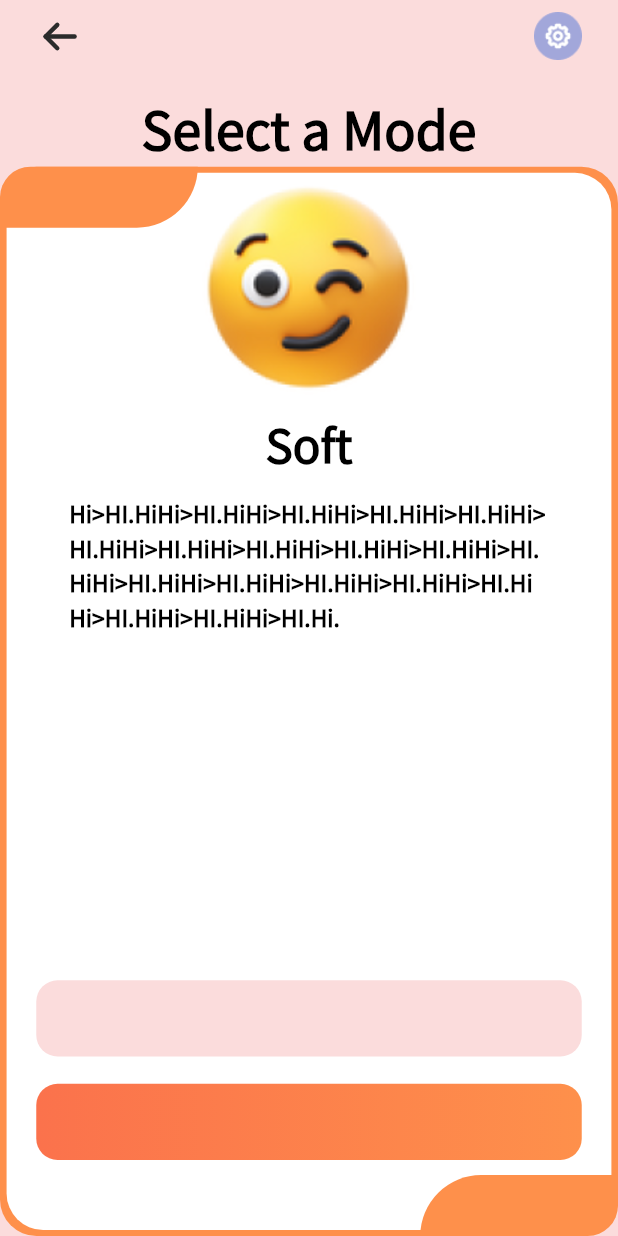
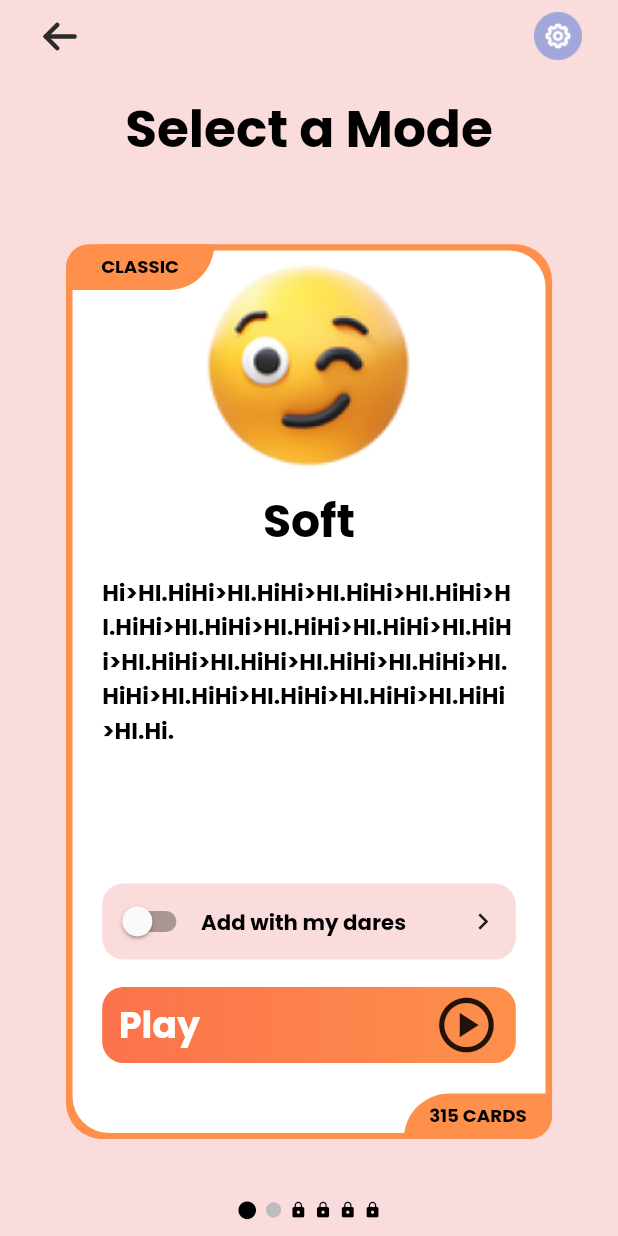
Before and after one commit to quocphi-mobile-dev/cachcach-mobile-app, a Flutter app: the PlayScreen screen opened by its route, after a tap on "Truth or Dare", on a phone screen of 412 x 824 dp. Run offline on Flutter 3.47's test engine with Material 2 defaults, Android fonts, the phone set to English and light mode, and no system bars; drawn by our look-alikes of auto_size_text; our stand-ins replace dio, firebase_core, firebase_crashlytics, firebase_messaging, flutter_local_notifications, flutter_native_splash and 6 more; accounts and stored records are empty.

Commit message:
Update select mode card

```diff
--- a/lib/app/modules/play/select_mode/card/classic_card.dart
+++ /dev/null
@@ -1,11 +0,0 @@
-import 'package:cachcach/app/modules/play/select_mode/card/common_card.dart';
-import 'package:flutter/material.dart';
-
-class ClassicCard extends StatelessWidget {
-  const ClassicCard({super.key});
-
-  @override
-  Widget build(BuildContext context) {
-    return CommonCard();
-  }
-}
--- a/lib/app/modules/play/select_mode/card/common_card.dart
+++ /dev/null
@@ -1,153 +0,0 @@
-import 'package:cachcach/app/widgets/widget_common.dart';
-import 'package:cachcach/core/theme/colors.dart';
-import 'package:cachcach/core/theme/images.dart';
-import 'package:cachcach/core/theme/text_styles.dart';
-import 'package:flutter/material.dart';
-import 'package:flutter_screenutil/flutter_screenutil.dart';
-
-class CommonCard extends StatelessWidget {
-  const CommonCard({super.key});
-
-  @override
-  Widget build(BuildContext context) {
-    return Container(
-      child: Stack(
-        children: [
-          _background(),
-          _buildContent(),
-          _buildTitle(),
-          _buildTotalCard(),
-        ],
-      ),
-    );
-  }
-
-  Widget _buildContent() {
-    return Padding(
-      padding: EdgeInsets.symmetric(horizontal: 22.w).copyWith(bottom: 50.h),
-      child: Column(
-        crossAxisAlignment: CrossAxisAlignment.center,
-        children: [
-          Expanded(
-            child: ListView(
-              shrinkWrap: true,
-              padding: EdgeInsets.only(bottom: 20.h),
-              children: [
-                Image.asset(
-                  AppImages.imgClassic,
-                  width: 160.w,
-                  height: 160.h,
-                ),
-                Container(
-                  alignment: Alignment.center,
-                  child: Text(
-                    "Soft",
-                    style: AppTextStyle.textStyleCommon.copyWith(
-                      fontSize: 30.sp,
-                      fontWeight: FontWeight.w600,
-                      color: AppColors.black,
-                    ),
-                  ),
-                ),
-                space(h: 12.h),
-                Container(
-                  alignment: Alignment.center,
-                  padding: EdgeInsets.symmetric(horizontal: 20.w),
-                  child: Text(
-                    "Hi>HI.HiHi>HI.HiHi>HI.HiHi>HI.HiHi>HI.HiHi>HI.HiHi>HI.HiHi>HI.HiHi>HI.HiHi>HI.HiHi>HI.HiHi>HI.HiHi>HI.HiHi>HI.HiHi>HI.HiHi>HI.HiHi>HI.HiHi>HI.HiHi>HI.Hi.",
-                    style: AppTextStyle.textStyleCommon.copyWith(
-                      fontSize: 15.sp,
-                      fontWeight: FontWeight.w600,
-                      color: AppColors.black,
-                    ),
-                  ),
-                ),
-              ],
-            ),
-          ),
-          _buildButtonAddWithMyDare(),
-          space(h: 18.h),
-          _buildButtonPlay(),
-        ],
-      ),
-    );
-  }
-
-  Widget _buildButtonAddWithMyDare() {
-    return Container(
-      width: double.infinity,
-      height: 50.h,
-      decoration: BoxDecoration(
-        borderRadius: BorderRadius.circular(14.r),
-        color: AppColors.bgColor,
-      ),
-    );
-  }
-
-  Widget _buildButtonPlay() {
-    return Container(
-      width: double.infinity,
-      height: 50.h,
-      decoration: BoxDecoration(
-        borderRadius: BorderRadius.circular(14.r),
-        gradient: const LinearGradient(
-          begin: Alignment.centerRight,
-          end: Alignment.centerLeft,
-          colors: [
-            AppColors.sunshade,
-            AppColors.coral,
-          ],
-        ),
-      ),
-    );
-  }
-
-  Widget _buildTitle() {
-    return Container(
-      width: 120.w,
-      height: 40.h,
-      decoration: BoxDecoration(
-        color: AppColors.sunshade,
-        borderRadius: BorderRadius.only(
-          topLeft: Radius.circular(24.r),
-          bottomRight: Radius.circular(48.r),
-        ),
-      ),
-    );
-  }
-
-  Widget _buildTotalCard() {
-    return Align(
-      alignment: Alignment.bottomRight,
-      child: Container(
-        width: 120.w,
-        height: 40.h,
-        decoration: BoxDecoration(
-          color: AppColors.sunshade,
-          borderRadius: BorderRadius.only(
-            topLeft: Radius.circular(48.r),
-            bottomRight: Radius.circular(24.r),
-          ),
-        ),
-      ),
-    );
-  }
-
-  Widget _background() {
-    return Container(
-      width: double.infinity,
-      height: double.infinity,
-      padding: EdgeInsets.symmetric(horizontal: 4.w, vertical: 4.h),
-      decoration: BoxDecoration(
-        color: AppColors.sunshade,
-        borderRadius: BorderRadius.circular(24.r),
-      ),
-      child: Container(
-        decoration: BoxDecoration(
-          color: AppColors.white,
-          borderRadius: BorderRadius.circular(24.r),
-        ),
-      ),
-    );
-  }
-}
--- /dev/null
+++ b/lib/app/modules/play/select_mode/card/select_mode_card.dart
@@ -0,0 +1,285 @@
+import 'package:auto_size_text/auto_size_text.dart';
+import 'package:cachcach/app/widgets/widget_common.dart';
+import 'package:cachcach/core/theme/colors.dart';
+import 'package:cachcach/core/theme/images.dart';
+import 'package:cachcach/core/theme/text_styles.dart';
+import 'package:flutter/material.dart';
+import 'package:flutter_screenutil/flutter_screenutil.dart';
+import 'package:get/get.dart';
+
+class SelectModeCard extends StatefulWidget {
+  const SelectModeCard({
+    super.key,
+    required this.title,
+    required this.totalCards,
+    required this.image,
+    required this.label,
+    this.showIconMovie = true,
+    required this.guideText,
+    this.onPlay,
+  });
+
+  final String title;
+  final int totalCards;
+  final String image;
+  final String label;
+  final bool showIconMovie;
+  final String guideText;
+  final VoidCallback? onPlay;
+
+  @override
+  State<SelectModeCard> createState() => _SelectModeCardState();
+}
+
+class _SelectModeCardState extends State<SelectModeCard> {
+  RxBool isEnable = false.obs;
+
+  @override
+  Widget build(BuildContext context) {
+    return SizedBox(
+      width: 300.w,
+      height: 512.h,
+      child: Stack(
+        children: [
+          _background(),
+          _buildContent(),
+          _buildMovie(),
+          _buildTitle(),
+          _buildTotalCard(),
+        ],
+      ),
+    );
+  }
+
+  Widget _buildMovie() {
+    if (widget.showIconMovie) {
+      return Container(
+        alignment: Alignment.topRight,
+        margin: EdgeInsets.symmetric(horizontal: 15.w, vertical: 15.h),
+        child: Image.asset(
+          AppImages.imgMoviePlay,
+          width: 50.w,
+          height: 50.h,
+        ),
+      );
+    }
+
+    return const SizedBox();
+  }
+
+  Widget _buildContent() {
+    return Padding(
+      padding: EdgeInsets.symmetric(horizontal: 22.w).copyWith(bottom: 50.h),
+      child: Column(
+        crossAxisAlignment: CrossAxisAlignment.center,
+        children: [
+          Expanded(
+            child: ListView(
+              shrinkWrap: true,
+              padding: EdgeInsets.only(bottom: 20.h),
+              children: [
+                Image.asset(
+                  widget.image,
+                  width: 160.w,
+                  height: 160.h,
+                ),
+                Container(
+                  alignment: Alignment.center,
+                  child: Text(
+                    widget.label,
+                    style: AppTextStyle.textStyleCommon.copyWith(
+                      fontSize: 30.sp,
+                      fontWeight: FontWeight.w600,
+                      color: AppColors.black,
+                    ),
+                  ),
+                ),
+                space(h: 12.h),
+                Container(
+                  alignment: Alignment.center,
+                  child: Text(
+                    widget.guideText,
+                    textAlign: TextAlign.justify,
+                    style: AppTextStyle.textStyleCommon.copyWith(
+                      fontSize: 15.sp,
+                      fontWeight: FontWeight.w600,
+                      color: AppColors.black,
+                    ),
+                  ),
+                ),
+              ],
+            ),
+          ),
+          _buildButtonAddWithMyDare(),
+          space(h: 18.h),
+          _buildButtonPlay(),
+        ],
+      ),
+    );
+  }
+
+  Widget _buildButtonAddWithMyDare() {
+    return Container(
+      width: double.infinity,
+      height: 50.h,
+      decoration: BoxDecoration(
+        borderRadius: BorderRadius.circular(14.r),
+        color: AppColors.bgColor,
+      ),
+      padding: EdgeInsets.symmetric(horizontal: 10.w, vertical: 12.h),
+      child: Row(
+        crossAxisAlignment: CrossAxisAlignment.center,
+        children: [
+          Obx(
+            () => SizedBox(
+              width: 40.w,
+              height: 20.h,
+              child: Switch(
+                value: isEnable.value,
+                onChanged: (bool value) {
+                  isEnable.value = value;
+                },
+              ),
+            ),
+          ),
+          space(w: 10.w),
+          Expanded(
+            child: Text(
+              "Add with my dares",
+              style: AppTextStyle.textStyleCommon.copyWith(
+                fontSize: 14.sp,
+                fontWeight: FontWeight.w600,
+                color: AppColors.black,
+              ),
+            ),
+          ),
+          space(w: 10.w),
+          Icon(
+            Icons.chevron_right,
+            size: 20.w,
+          ),
+        ],
+      ),
+    );
+  }
+
+  Widget _buildButtonPlay() {
+    return Container(
+      width: double.infinity,
+      height: 50.h,
+      decoration: BoxDecoration(
+        borderRadius: BorderRadius.circular(14.r),
+        gradient: const LinearGradient(
+          begin: Alignment.centerRight,
+          end: Alignment.centerLeft,
+          colors: [
+            AppColors.sunshade,
+            AppColors.coral,
+          ],
+        ),
+      ),
+      child: Material(
+        color: AppColors.transparent,
+        borderRadius: BorderRadius.circular(14.r),
+        child: InkWell(
+          borderRadius: BorderRadius.circular(14.r),
+          onTap: widget.onPlay,
+          child: Padding(
+            padding: EdgeInsets.symmetric(horizontal: 10.w),
+            child: Row(
+              mainAxisAlignment: MainAxisAlignment.spaceBetween,
+              crossAxisAlignment: CrossAxisAlignment.center,
+              children: [
+                Text(
+                  "Play",
+                  style: AppTextStyle.textStyleCommon.copyWith(
+                    fontSize: 24.sp,
+                    fontWeight: FontWeight.w600,
+                    color: AppColors.white,
+                  ),
+                ),
+                Icon(
+                  Icons.play_circle_outlined,
+                  size: 40.w,
+                ),
+              ],
+            ),
+          ),
+        ),
+      ),
+    );
+  }
+
+  Widget _buildTitle() {
+    return Container(
+      width: 90.w,
+      height: 30.h,
+      decoration: BoxDecoration(
+        color: AppColors.sunshade,
+        borderRadius: BorderRadius.only(
+          topLeft: Radius.circular(24.r),
+          bottomRight: Radius.circular(48.r),
+        ),
+      ),
+      padding: EdgeInsets.symmetric(horizontal: 8.w, vertical: 4.h),
+      alignment: Alignment.center,
+      child: AutoSizeText(
+        widget.title ?? "",
+        style: AppTextStyle.textStyleCommon.copyWith(
+          fontSize: 12.sp,
+          fontWeight: FontWeight.w600,
+          color: AppColors.black,
+        ),
+        minFontSize: 8.sp,
+        maxFontSize: 12.sp,
+      ),
+    );
+  }
+
+  Widget _buildTotalCard() {
+    return Align(
+      alignment: Alignment.bottomRight,
+      child: Container(
+        width: 90.w,
+        height: 30.h,
+        padding: EdgeInsets.symmetric(horizontal: 8.w, vertical: 4.h),
+        alignment: Alignment.center,
+        decoration: BoxDecoration(
+          color: AppColors.sunshade,
+          borderRadius: BorderRadius.only(
+            topLeft: Radius.circular(48.r),
+            bottomRight: Radius.circular(24.r),
+          ),
+        ),
+        child: AutoSizeText(
+          "${widget.totalCards ?? ""} CARDS",
+          style: AppTextStyle.textStyleCommon.copyWith(
+            fontSize: 12.sp,
+            fontWeight: FontWeight.w600,
+            color: AppColors.black,
+          ),
+          minFontSize: 8.sp,
+          maxFontSize: 12.sp,
+        ),
+      ),
+    );
+  }
+
+  Widget _background() {
+    return Container(
+      width: double.infinity,
+      height: double.infinity,
+      padding: EdgeInsets.symmetric(horizontal: 4.w, vertical: 4.h),
+      decoration: BoxDecoration(
+        color: AppColors.sunshade,
+        borderRadius: BorderRadius.circular(24.r),
+      ),
+      child: Container(
+        decoration: BoxDecoration(
+          color: AppColors.white,
+          borderRadius: BorderRadius.circular(24.r),
+        ),
+      ),
+    );
+  }
+}
--- /dev/null
+++ b/lib/app/modules/play/select_mode/controller/select_mode_controller.dart
@@ -0,0 +1,31 @@
+import 'package:cachcach/app/modules/play/select_mode/card/select_mode_card.dart';
+import 'package:cachcach/app/modules/play/select_mode/model/mode.dart';
+import 'package:cachcach/app/modules/play/select_mode/model/select_mode_model.dart';
+import 'package:get/get.dart';
+
+class SelectModeController extends GetxController {
+  RxInt pageSelected = 0.obs;
+  RxList<SelectModeModel> listCard = RxList([]);
+
+  @override
+  void onReady() {
+    super.onReady();
+    listCard.assignAll(List.generate(Mode.values.length, (index) {
+      final mode = Mode.values[index];
+      return SelectModeModel(
+        isLock: mode.isLock(),
+        card: SelectModeCard(
+          title: mode.getTitle(),
+          totalCards: mode.getTotalCard(),
+          image: mode.getImage(),
+          label: mode.getLabel(),
+          guideText: mode.getGuideText(),
+          showIconMovie: mode.isLock(),
+          onPlay: () {
+
+          },
+        ),
+      );
+    }));
+  }
+}
--- /dev/null
+++ b/lib/app/modules/play/select_mode/model/mode.dart
@@ -0,0 +1,107 @@
+import 'package:cachcach/core/theme/images.dart';
+
+enum Mode { classic, spicy, crazy, nightmare, xxx, bozzy }
+
+extension ModeExtension on Mode {
+  String getImage() {
+    switch (this) {
+      case Mode.classic:
+        return AppImages.imgClassic;
+      case Mode.spicy:
+        return AppImages.imgClassic;
+      case Mode.crazy:
+        return AppImages.imgClassic;
+      case Mode.nightmare:
+        return AppImages.imgClassic;
+      case Mode.xxx:
+        return AppImages.imgClassic;
+      case Mode.bozzy:
+        return AppImages.imgClassic;
+    }
+  }
+
+  bool isLock() {
+    switch (this) {
+      case Mode.classic:
+        return false;
+      case Mode.spicy:
+        return false;
+      case Mode.crazy:
+        return true;
+      case Mode.nightmare:
+        return true;
+      case Mode.xxx:
+        return true;
+      case Mode.bozzy:
+        return true;
+    }
+  }
+
+  String getTitle() {
+    switch (this) {
+      case Mode.classic:
+        return "CLASSIC";
+      case Mode.spicy:
+        return "SPICY";
+      case Mode.crazy:
+        return "CRAZY";
+      case Mode.nightmare:
+        return "NIGHTMARE";
+      case Mode.xxx:
+        return "XXX";
+      case Mode.bozzy:
+        return "BOZZY";
+    }
+  }
+
+  String getLabel() {
+    switch (this) {
+      case Mode.classic:
+        return "Soft";
+      case Mode.spicy:
+        return "Hot";
+      case Mode.crazy:
+        return "Hard";
+      case Mode.nightmare:
+        return "Extreme";
+      case Mode.xxx:
+        return "Sexy";
+      case Mode.bozzy:
+        return "White collar";
+    }
+  }
+
+  String getGuideText() {
+    switch (this) {
+      case Mode.classic:
+        return "Hi>HI.HiHi>HI.HiHi>HI.HiHi>HI.HiHi>HI.HiHi>HI.HiHi>HI.HiHi>HI.HiHi>HI.HiHi>HI.HiHi>HI.HiHi>HI.HiHi>HI.HiHi>HI.HiHi>HI.HiHi>HI.HiHi>HI.HiHi>HI.HiHi>HI.Hi.";
+      case Mode.spicy:
+        return "Hi>HI.HiHi>HI.HiHi>HI.HiHi>HI.HiHi>HI.HiHi>HI.HiHi>HI.HiHi>HI.HiHi>HI.HiHi>HI.HiHi>HI.HiHi>HI.HiHi>HI.HiHi>HI.HiHi>HI.HiHi>HI.HiHi>HI.HiHi>HI.HiHi>HI.Hi.";
+      case Mode.crazy:
+        return "Hi>HI.HiHi>HI.HiHi>HI.HiHi>HI.HiHi>HI.HiHi>HI.HiHi>HI.HiHi>HI.HiHi>HI.HiHi>HI.HiHi>HI.HiHi>HI.HiHi>HI.HiHi>HI.HiHi>HI.HiHi>HI.HiHi>HI.HiHi>HI.HiHi>HI.Hi.";
+      case Mode.nightmare:
+        return "Hi>HI.HiHi>HI.HiHi>HI.HiHi>HI.HiHi>HI.HiHi>HI.HiHi>HI.HiHi>HI.HiHi>HI.HiHi>HI.HiHi>HI.HiHi>HI.HiHi>HI.HiHi>HI.HiHi>HI.HiHi>HI.HiHi>HI.HiHi>HI.HiHi>HI.Hi.";
+      case Mode.xxx:
+        return "Hi>HI.HiHi>HI.HiHi>HI.HiHi>HI.HiHi>HI.HiHi>HI.HiHi>HI.HiHi>HI.HiHi>HI.HiHi>HI.HiHi>HI.HiHi>HI.HiHi>HI.HiHi>HI.HiHi>HI.HiHi>HI.HiHi>HI.HiHi>HI.HiHi>HI.Hi.";
+      case Mode.bozzy:
+        return "Hi>HI.HiHi>HI.HiHi>HI.HiHi>HI.HiHi>HI.HiHi>HI.HiHi>HI.HiHi>HI.HiHi>HI.HiHi>HI.HiHi>HI.HiHi>HI.HiHi>HI.HiHi>HI.HiHi>HI.HiHi>HI.HiHi>HI.HiHi>HI.HiHi>HI.Hi.";
+    }
+  }
+
+  int getTotalCard() {
+    switch (this) {
+      case Mode.classic:
+        return 315;
+      case Mode.spicy:
+        return 276;
+      case Mode.crazy:
+        return 315;
+      case Mode.nightmare:
+        return 315;
+      case Mode.xxx:
+        return 315;
+      case Mode.bozzy:
+        return 315;
+    }
+  }
+}
--- /dev/null
+++ b/lib/app/modules/play/select_mode/model/select_mode_model.dart
@@ -0,0 +1,11 @@
+import 'package:flutter/material.dart';
+
+class SelectModeModel {
+  bool isLock;
+  Widget card;
+
+  SelectModeModel({
+    this.isLock = true,
+    required this.card,
+  });
+}
--- a/lib/app/modules/play/select_mode/select_mode_screen.dart
+++ b/lib/app/modules/play/select_mode/select_mode_screen.dart
@@ -1,3 +1,5 @@
+import 'package:cachcach/app/modules/play/select_mode/controller/select_mode_controller.dart';
+import 'package:cachcach/app/modules/play/select_mode/model/select_mode_model.dart';
 import 'package:cachcach/app/widgets/widget_common.dart';
 import 'package:cachcach/core/theme/colors.dart';
 import 'package:cachcach/core/theme/icons.dart';
@@ -6,11 +8,17 @@ import 'package:cachcach/core/theme/text_styles.dart';
 import 'package:flutter/material.dart';
 import 'package:flutter_screenutil/flutter_screenutil.dart';
 import 'package:flutter_svg/flutter_svg.dart';
+import 'package:get/get.dart';
 
-import 'card/classic_card.dart';
+class SelectModeScreen extends StatefulWidget {
+  const SelectModeScreen({super.key});
 
-class SelectModeScreen extends StatelessWidget {
-  const SelectModeScreen({super.key});
+  @override
+  State<SelectModeScreen> createState() => _SelectModeScreenState();
+}
+
+class _SelectModeScreenState extends State<SelectModeScreen> {
+  final controller = Get.put(SelectModeController());
 
   @override
   Widget build(BuildContext context) {
@@ -29,8 +37,70 @@ class SelectModeScreen extends StatelessWidget {
                 color: AppColors.black,
               ),
             ),
-            Expanded(child: ClassicCard())
+            space(h: 50.h),
+            Expanded(
+              child: _buildPageCard(),
+            ),
+            space(h: 30),
+            _buildIndicator(),
           ],
+        ),
+      ),
+    );
+  }
+
+  Widget _buildPageCard() {
+    return Obx(() => PageView.builder(
+          itemBuilder: (context, index) {
+            SelectModeModel model = controller.listCard[index];
+            return Container(
+              margin: EdgeInsets.symmetric(horizontal: 40.w),
+              child: model.card,
+            );
+          },
+          onPageChanged: (index) {
+            controller.pageSelected.value = index;
+          },
+          itemCount: controller.listCard.length,
+        ));
+  }
+
+  Widget _buildIndicator() {
+    return Obx(
+      () => Container(
+        width: double.infinity,
+        padding: EdgeInsets.symmetric(horizontal: 20.w, vertical: 10.h),
+        alignment: Alignment.center,
+        child: Row(
+          mainAxisSize: MainAxisSize.min,
+          children: List.generate(controller.listCard.length, (index) {
+            SelectModeModel model = controller.listCard[index];
+            bool isSelected = controller.pageSelected.value == index;
+            double size = 11.w;
+            if (controller.pageSelected.value == index) {
+              size = 13.w;
+            }
+
+            if (model.isLock) {
+              return Container(
+                margin: EdgeInsets.symmetric(horizontal: 2.w),
+                child: Icon(
+                  Icons.lock,
+                  size: size,
+                  color: AppColors.black,
+                ),
+              );
+            }
+
+            return Container(
+              margin: EdgeInsets.symmetric(horizontal: 2.w),
+              child: Icon(
+                Icons.circle,
+                size: size,
+                color: isSelected ? AppColors.black : AppColors.grey400,
+              ),
+            );
+          }),
         ),
       ),
     );
@@ -49,7 +119,9 @@ class SelectModeScreen extends StatelessWidget {
               width: 32.w,
               height: 32.h,
             ),
-            onPressed: () {},
+            onPressed: () {
+              Get.back();
+            },
           ),
           IconButton(
             icon: Image.asset(
--- a/lib/core/theme/images.dart
+++ b/lib/core/theme/images.dart
@@ -5,4 +5,5 @@ class AppImages {
   static const imgTrustOrDare = "assets/images/img_trust_or_dare.png";
   static const imgSettings = "assets/images/img_settings.png";
   static const imgClassic = "assets/images/img_classic.png";
+  static const imgMoviePlay = "assets/images/img_movie_play.png";
 }
--- a/lib/core/theme/text_styles.dart
+++ b/lib/core/theme/text_styles.dart
@@ -2,5 +2,5 @@ import 'package:flutter/cupertino.dart';
 import 'package:flutter/material.dart';
 
 class AppTextStyle {
-  static const textStyleCommon = TextStyle(fontFamily: 'NotoSansJP');
+  static const textStyleCommon = TextStyle(fontFamily: 'Poppins');
 }
--- a/lib/routes/routes.dart
+++ b/lib/routes/routes.dart
@@ -28,7 +28,7 @@ class AppRoutes {
     RouteName.signUp: () => const SignUpScreen(),
     RouteName.home: () => const HomeScreen(),
     RouteName.play: () => const PlayScreen(),
-    RouteName.selectMode: () => const SelectModeScreen(),
+    RouteName.selectMode: () => SelectModeScreen(),
   };
 
   static final bindings = <String, List<Bindings> Function()>{};
```
Also changed, not shown: pubspec.yaml (+5 -7 lines), assets/images/img_movie_play.png (added), fonts/Poppins-Bold.ttf (added), fonts/Poppins-Regular.ttf (added).
